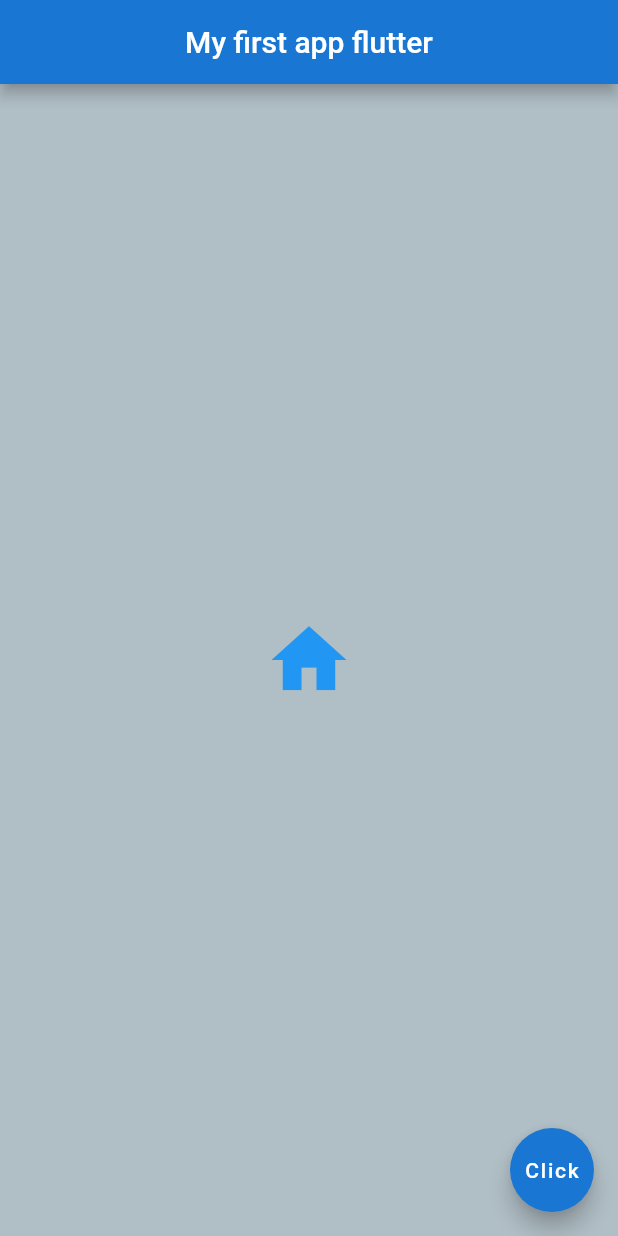
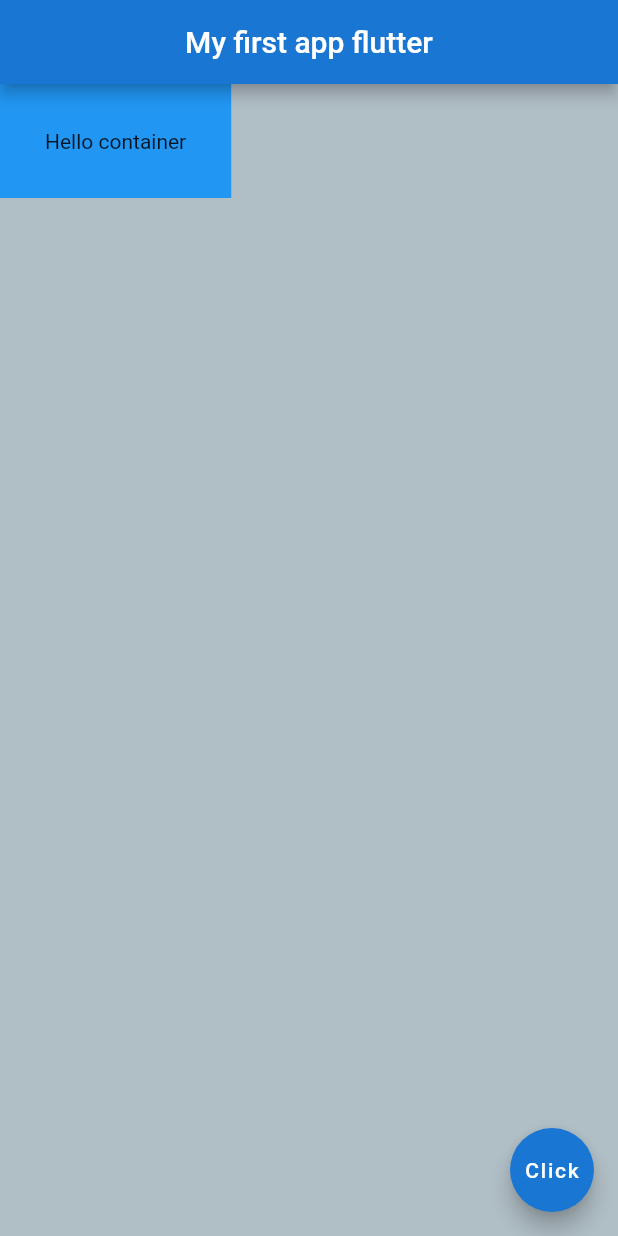
Before and after one commit to youzerssif/flutter_first_app, a Flutter app: the screen it shows after launch, on a phone screen of 412 x 824 dp. Run offline on Flutter 3.47's test engine with Material 2 defaults, Android fonts, the phone set to English and light mode, and no system bars.

Commit message:
adding container

```diff
--- a/lib/main.dart
+++ b/lib/main.dart
@@ -22,13 +22,11 @@ class Home extends StatelessWidget {
         centerTitle: true,
         backgroundColor: Colors.blue[700],
       ),
-      body: Center(
-          child: IconButton(
-        onPressed: () {},
-        icon: const Icon(Icons.home),
-        iconSize: 60.0,
+      body: Container(
+        padding: const EdgeInsets.symmetric(horizontal: 30.0, vertical: 30.0),
         color: Colors.blue,
-      )),
+        child: const Text('Hello container'),
+      ),
       floatingActionButton: FloatingActionButton(
         onPressed: () {},
         child: const Text('Click'),
```
